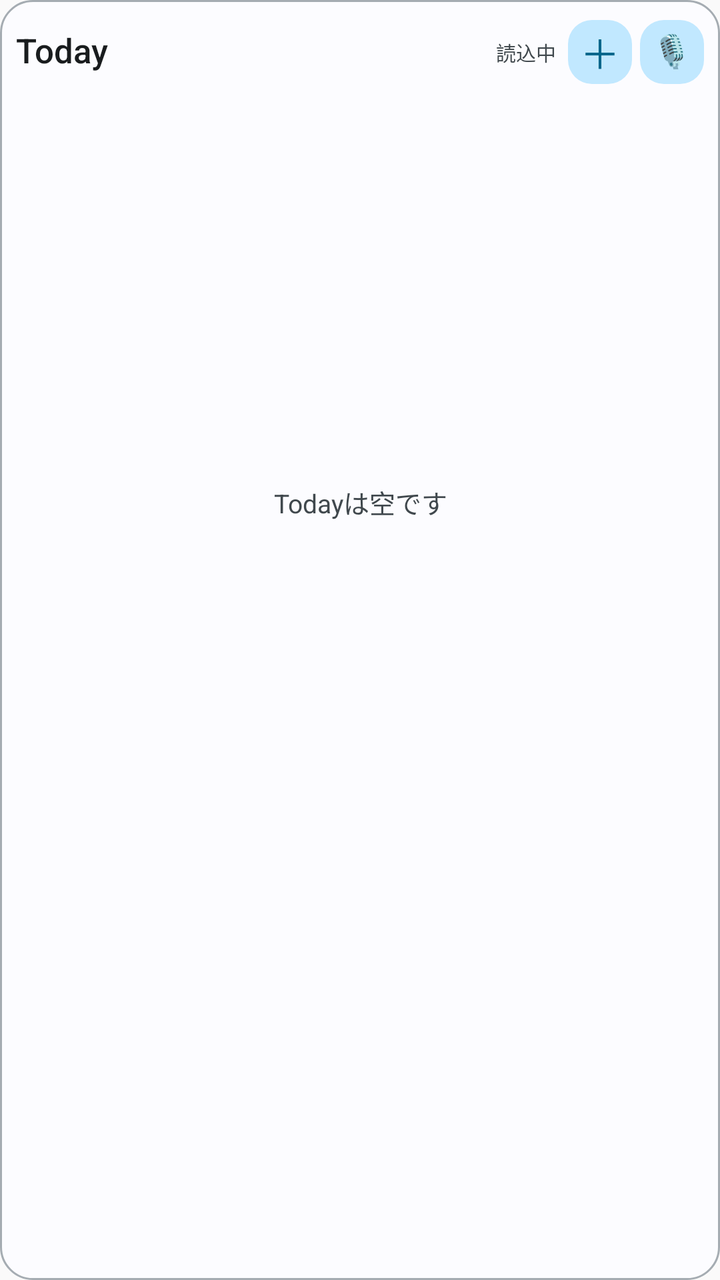
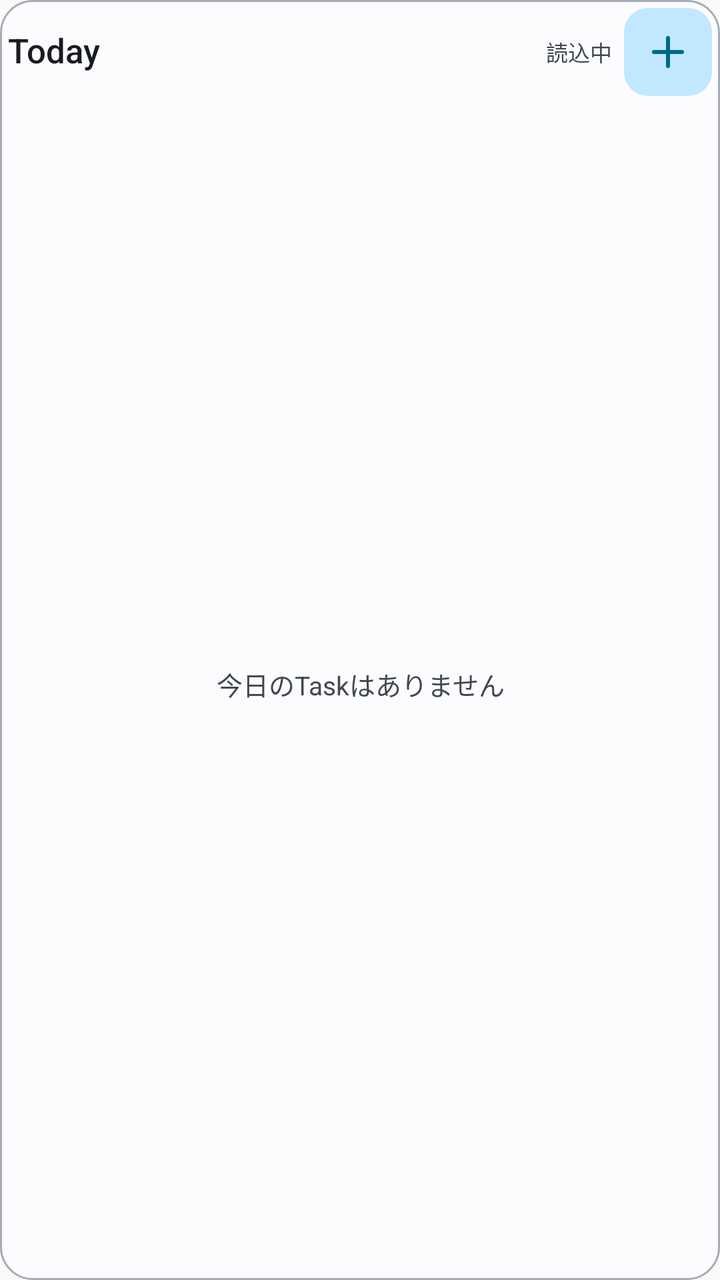

An Android layout rendered at two revisions. The XML below is the earlier revision; the diff shows what the commit changed to produce the second picture.
<!-- AndroidManifest.xml: application theme Theme.TaskenCompanion -->
<!-- res/layout/tasken_today_widget_large.xml -->
<?xml version="1.0" encoding="utf-8"?>
<LinearLayout xmlns:android="http://schemas.android.com/apk/res/android"
    android:layout_width="match_parent"
    android:layout_height="match_parent"
    android:background="@drawable/tasken_widget_background"
    android:orientation="vertical"
    android:padding="8dp">

    <LinearLayout
        android:id="@+id/widget_header"
        android:layout_width="match_parent"
        android:layout_height="36dp"
        android:gravity="center_vertical"
        android:orientation="horizontal">

        <TextView
            android:id="@+id/widget_open_today"
            android:layout_width="wrap_content"
            android:layout_height="match_parent"
            android:fontFamily="sans-serif-medium"
            android:gravity="center_vertical"
            android:includeFontPadding="false"
            android:text="Today"
            android:textColor="@color/tasken_widget_on_surface"
            android:textSize="17sp" />

        <TextView
            android:id="@+id/widget_count"
            android:layout_width="0dp"
            android:layout_height="match_parent"
            android:layout_marginStart="8dp"
            android:layout_weight="1"
            android:gravity="center_vertical"
            android:includeFontPadding="false"
            android:textColor="@color/tasken_widget_on_surface_variant"
            android:textSize="11sp" />

        <TextView
            android:id="@+id/widget_status"
            android:layout_width="wrap_content"
            android:layout_height="match_parent"
            android:ellipsize="end"
            android:gravity="center_vertical"
            android:includeFontPadding="false"
            android:maxLines="1"
            android:text="読込中"
            android:textColor="@color/tasken_widget_on_surface_variant"
            android:textSize="10sp" />

        <TextView
            android:id="@+id/widget_add"
            android:layout_width="32dp"
            android:layout_height="32dp"
            android:layout_marginStart="6dp"
            android:background="@drawable/tasken_widget_action_background"
            android:contentDescription="Taskを追加"
            android:gravity="center"
            android:includeFontPadding="false"
            android:text="＋"
            android:textColor="@color/tasken_widget_primary"
            android:textSize="20sp" />

        <TextView
            android:id="@+id/widget_voice"
            android:layout_width="32dp"
            android:layout_height="32dp"
            android:layout_marginStart="4dp"
            android:background="@drawable/tasken_widget_action_background"
            android:contentDescription="音声でTaskを追加"
            android:gravity="center"
            android:includeFontPadding="false"
            android:text="🎙"
            android:textColor="@color/tasken_widget_primary"
            android:textSize="16sp" />
    </LinearLayout>

    <TextView
        android:id="@+id/widget_empty"
        android:layout_width="match_parent"
        android:layout_height="0dp"
        android:layout_weight="1"
        android:gravity="center"
        android:includeFontPadding="false"
        android:text="Todayは空です"
        android:textColor="@color/tasken_widget_on_surface_variant"
        android:textSize="13sp" />

    <LinearLayout android:id="@+id/widget_task_1" android:layout_width="match_parent" android:layout_height="29dp" android:gravity="center_vertical" android:orientation="horizontal">
        <TextView android:id="@+id/widget_task_1_button" android:layout_width="28dp" android:layout_height="28dp" android:contentDescription="Taskの状態を切り替え" android:gravity="center" android:includeFontPadding="false" android:textColor="@color/tasken_widget_primary" android:textSize="16sp" />
        <TextView android:id="@+id/widget_task_1_title" android:layout_width="0dp" android:layout_height="match_parent" android:layout_weight="1" android:ellipsize="end" android:gravity="center_vertical" android:includeFontPadding="false" android:maxLines="1" android:textColor="@color/tasken_widget_on_surface" android:textSize="12sp" />
    </LinearLayout>

    <LinearLayout android:id="@+id/widget_task_2" android:layout_width="match_parent" android:layout_height="29dp" android:gravity="center_vertical" android:orientation="horizontal">
        <TextView android:id="@+id/widget_task_2_button" android:layout_width="28dp" android:layout_height="28dp" android:contentDescription="Taskの状態を切り替え" android:gravity="center" android:includeFontPadding="false" android:textColor="@color/tasken_widget_primary" android:textSize="16sp" />
        <TextView android:id="@+id/widget_task_2_title" android:layout_width="0dp" android:layout_height="match_parent" android:layout_weight="1" android:ellipsize="end" android:gravity="center_vertical" android:includeFontPadding="false" android:maxLines="1" android:textColor="@color/tasken_widget_on_surface" android:textSize="12sp" />
    </LinearLayout>

    <LinearLayout android:id="@+id/widget_task_3" android:layout_width="match_parent" android:layout_height="29dp" android:gravity="center_vertical" android:orientation="horizontal">
        <TextView android:id="@+id/widget_task_3_button" android:layout_width="28dp" android:layout_height="28dp" android:contentDescription="Taskの状態を切り替え" android:gravity="center" android:includeFontPadding="false" android:textColor="@color/tasken_widget_primary" android:textSize="16sp" />
        <TextView android:id="@+id/widget_task_3_title" android:layout_width="0dp" android:layout_height="match_parent" android:layout_weight="1" android:ellipsize="end" android:gravity="center_vertical" android:includeFontPadding="false" android:maxLines="1" android:textColor="@color/tasken_widget_on_surface" android:textSize="12sp" />
    </LinearLayout>

    <LinearLayout android:id="@+id/widget_task_4" android:layout_width="match_parent" android:layout_height="29dp" android:gravity="center_vertical" android:orientation="horizontal">
        <TextView android:id="@+id/widget_task_4_button" android:layout_width="28dp" android:layout_height="28dp" android:contentDescription="Taskの状態を切り替え" android:gravity="center" android:includeFontPadding="false" android:textColor="@color/tasken_widget_primary" android:textSize="16sp" />
        <TextView android:id="@+id/widget_task_4_title" android:layout_width="0dp" android:layout_height="match_parent" android:layout_weight="1" android:ellipsize="end" android:gravity="center_vertical" android:includeFontPadding="false" android:maxLines="1" android:textColor="@color/tasken_widget_on_surface" android:textSize="12sp" />
    </LinearLayout>

    <LinearLayout android:id="@+id/widget_task_5" android:layout_width="match_parent" android:layout_height="29dp" android:gravity="center_vertical" android:orientation="horizontal">
        <TextView android:id="@+id/widget_task_5_button" android:layout_width="28dp" android:layout_height="28dp" android:contentDescription="Taskの状態を切り替え" android:gravity="center" android:includeFontPadding="false" android:textColor="@color/tasken_widget_primary" android:textSize="16sp" />
        <TextView android:id="@+id/widget_task_5_title" android:layout_width="0dp" android:layout_height="match_parent" android:layout_weight="1" android:ellipsize="end" android:gravity="center_vertical" android:includeFontPadding="false" android:maxLines="1" android:textColor="@color/tasken_widget_on_surface" android:textSize="12sp" />
    </LinearLayout>

    <LinearLayout android:id="@+id/widget_task_6" android:layout_width="match_parent" android:layout_height="29dp" android:gravity="center_vertical" android:orientation="horizontal">
        <TextView android:id="@+id/widget_task_6_button" android:layout_width="28dp" android:layout_height="28dp" android:contentDescription="Taskの状態を切り替え" android:gravity="center" android:includeFontPadding="false" android:textColor="@color/tasken_widget_primary" android:textSize="16sp" />
        <TextView android:id="@+id/widget_task_6_title" android:layout_width="0dp" android:layout_height="match_parent" android:layout_weight="1" android:ellipsize="end" android:gravity="center_vertical" android:includeFontPadding="false" android:maxLines="1" android:textColor="@color/tasken_widget_on_surface" android:textSize="12sp" />
    </LinearLayout>
</LinearLayout>
<!-- resources referenced by this layout -->
<resources>
  <color name="tasken_widget_on_surface">#2B2021</color>
  <color name="tasken_widget_on_surface_variant">#74676A</color>
  <color name="tasken_widget_primary">#8A2F3B</color>
  <!-- drawable tasken_widget_action_background (drawable) -->
  <?xml version="1.0" encoding="utf-8"?>
  <shape xmlns:android="http://schemas.android.com/apk/res/android" android:shape="rectangle">
      <solid android:color="@color/tasken_widget_primary_container" />
      <corners android:radius="12dp" />
  </shape>
  <!-- drawable tasken_widget_background (drawable) -->
  <?xml version="1.0" encoding="utf-8"?>
  <shape xmlns:android="http://schemas.android.com/apk/res/android" android:shape="rectangle">
      <solid android:color="@color/tasken_widget_surface" />
      <corners android:radius="16dp" />
      <stroke android:width="1dp" android:color="@color/tasken_widget_outline" />
  </shape>
  <style name="Theme.TaskenCompanion" parent="android:style/Theme.Material.Light.NoActionBar" />
  <color name="tasken_widget_primary_container">#F7D9DE</color>
  <color name="tasken_widget_surface">#FFF9F2</color>
  <color name="tasken_widget_outline">#E8DCDD</color>
</resources>

<!-- the commit's change to res/layout/tasken_today_widget_large.xml (unified diff, before → after) -->
@@ -4,12 +4,12 @@
     android:layout_height="match_parent"
     android:background="@drawable/tasken_widget_background"
     android:orientation="vertical"
-    android:padding="8dp">
+    android:padding="4dp">
 
     <LinearLayout
         android:id="@+id/widget_header"
         android:layout_width="match_parent"
-        android:layout_height="36dp"
+        android:layout_height="44dp"
         android:gravity="center_vertical"
         android:orientation="horizontal">
 
@@ -37,41 +37,28 @@
 
         <TextView
             android:id="@+id/widget_status"
-            android:layout_width="wrap_content"
+            android:layout_width="0dp"
             android:layout_height="match_parent"
+            android:layout_weight="1"
             android:ellipsize="end"
-            android:gravity="center_vertical"
+            android:gravity="center_vertical|end"
             android:includeFontPadding="false"
             android:maxLines="1"
             android:text="読込中"
             android:textColor="@color/tasken_widget_on_surface_variant"
-            android:textSize="10sp" />
+            android:textSize="11sp" />
 
-        <TextView
+        <ImageView
             android:id="@+id/widget_add"
-            android:layout_width="32dp"
-            android:layout_height="32dp"
+            android:layout_width="44dp"
+            android:layout_height="44dp"
             android:layout_marginStart="6dp"
             android:background="@drawable/tasken_widget_action_background"
             android:contentDescription="Taskを追加"
-            android:gravity="center"
-            android:includeFontPadding="false"
-            android:text="＋"
-            android:textColor="@color/tasken_widget_primary"
-            android:textSize="20sp" />
-
-        <TextView
-            android:id="@+id/widget_voice"
-            android:layout_width="32dp"
-            android:layout_height="32dp"
-            android:layout_marginStart="4dp"
-            android:background="@drawable/tasken_widget_action_background"
-            android:contentDescription="音声でTaskを追加"
-            android:gravity="center"
-            android:includeFontPadding="false"
-            android:text="🎙"
-            android:textColor="@color/tasken_widget_primary"
-            android:textSize="16sp" />
+            android:padding="10dp"
+            android:scaleType="centerInside"
+            android:src="@drawable/ic_tabler_plus"
+            android:tint="@color/tasken_widget_primary" />
     </LinearLayout>
 
     <TextView
@@ -81,37 +68,37 @@
         android:layout_weight="1"
         android:gravity="center"
         android:includeFontPadding="false"
-        android:text="Todayは空です"
+        android:text="今日のTaskはありません"
         android:textColor="@color/tasken_widget_on_surface_variant"
         android:textSize="13sp" />
 
-    <LinearLayout android:id="@+id/widget_task_1" android:layout_width="match_parent" android:layout_height="29dp" android:gravity="center_vertical" android:orientation="horizontal">
-        <TextView android:id="@+id/widget_task_1_button" android:layout_width="28dp" android:layout_height="28dp" android:contentDescription="Taskの状態を切り替え" android:gravity="center" android:includeFontPadding="false" android:textColor="@color/tasken_widget_primary" android:textSize="16sp" />
+    <LinearLayout android:id="@+id/widget_task_1" android:layout_width="match_parent" android:layout_height="44dp" android:gravity="center_vertical" android:orientation="horizontal" android:visibility="gone">
+        <ImageView android:id="@+id/widget_task_1_button" android:layout_width="44dp" android:layout_height="44dp" android:contentDescription="Taskの状態を切り替え" android:padding="10dp" android:scaleType="centerInside" android:src="@drawable/ic_tabler_circle" android:tint="@color/tasken_widget_primary" />
         <TextView android:id="@+id/widget_task_1_title" android:layout_width="0dp" android:layout_height="match_parent" android:layout_weight="1" android:ellipsize="end" android:gravity="center_vertical" android:includeFontPadding="false" android:maxLines="1" android:textColor="@color/tasken_widget_on_surface" android:textSize="12sp" />
     </LinearLayout>
 
-    <LinearLayout android:id="@+id/widget_task_2" android:layout_width="match_parent" android:layout_height="29dp" android:gravity="center_vertical" android:orientation="horizontal">
-        <TextView android:id="@+id/widget_task_2_button" android:layout_width="28dp" android:layout_height="28dp" android:contentDescription="Taskの状態を切り替え" android:gravity="center" android:includeFontPadding="false" android:textColor="@color/tasken_widget_primary" android:textSize="16sp" />
+    <LinearLayout android:id="@+id/widget_task_2" android:layout_width="match_parent" android:layout_height="44dp" android:gravity="center_vertical" android:orientation="horizontal" android:visibility="gone">
+        <ImageView android:id="@+id/widget_task_2_button" android:layout_width="44dp" android:layout_height="44dp" android:contentDescription="Taskの状態を切り替え" android:padding="10dp" android:scaleType="centerInside" android:src="@drawable/ic_tabler_circle" android:tint="@color/tasken_widget_primary" />
         <TextView android:id="@+id/widget_task_2_title" android:layout_width="0dp" android:layout_height="match_parent" android:layout_weight="1" android:ellipsize="end" android:gravity="center_vertical" android:includeFontPadding="false" android:maxLines="1" android:textColor="@color/tasken_widget_on_surface" android:textSize="12sp" />
     </LinearLayout>
 
-    <LinearLayout android:id="@+id/widget_task_3" android:layout_width="match_parent" android:layout_height="29dp" android:gravity="center_vertical" android:orientation="horizontal">
-        <TextView android:id="@+id/widget_task_3_button" android:layout_width="28dp" android:layout_height="28dp" android:contentDescription="Taskの状態を切り替え" android:gravity="center" android:includeFontPadding="false" android:textColor="@color/tasken_widget_primary" android:textSize="16sp" />
+    <LinearLayout android:id="@+id/widget_task_3" android:layout_width="match_parent" android:layout_height="44dp" android:gravity="center_vertical" android:orientation="horizontal" android:visibility="gone">
+        <ImageView android:id="@+id/widget_task_3_button" android:layout_width="44dp" android:layout_height="44dp" android:contentDescription="Taskの状態を切り替え" android:padding="10dp" android:scaleType="centerInside" android:src="@drawable/ic_tabler_circle" android:tint="@color/tasken_widget_primary" />
         <TextView android:id="@+id/widget_task_3_title" android:layout_width="0dp" android:layout_height="match_parent" android:layout_weight="1" android:ellipsize="end" android:gravity="center_vertical" android:includeFontPadding="false" android:maxLines="1" android:textColor="@color/tasken_widget_on_surface" android:textSize="12sp" />
     </LinearLayout>
 
-    <LinearLayout android:id="@+id/widget_task_4" android:layout_width="match_parent" android:layout_height="29dp" android:gravity="center_vertical" android:orientation="horizontal">
-        <TextView android:id="@+id/widget_task_4_button" android:layout_width="28dp" android:layout_height="28dp" android:contentDescription="Taskの状態を切り替え" android:gravity="center" android:includeFontPadding="false" android:textColor="@color/tasken_widget_primary" android:textSize="16sp" />
+    <LinearLayout android:id="@+id/widget_task_4" android:layout_width="match_parent" android:layout_height="44dp" android:gravity="center_vertical" android:orientation="horizontal" android:visibility="gone">
+        <ImageView android:id="@+id/widget_task_4_button" android:layout_width="44dp" android:layout_height="44dp" android:contentDescription="Taskの状態を切り替え" android:padding="10dp" android:scaleType="centerInside" android:src="@drawable/ic_tabler_circle" android:tint="@color/tasken_widget_primary" />
         <TextView android:id="@+id/widget_task_4_title" android:layout_width="0dp" android:layout_height="match_parent" android:layout_weight="1" android:ellipsize="end" android:gravity="center_vertical" android:includeFontPadding="false" android:maxLines="1" android:textColor="@color/tasken_widget_on_surface" android:textSize="12sp" />
     </LinearLayout>
 
-    <LinearLayout android:id="@+id/widget_task_5" android:layout_width="match_parent" android:layout_height="29dp" android:gravity="center_vertical" android:orientation="horizontal">
-        <TextView android:id="@+id/widget_task_5_button" android:layout_width="28dp" android:layout_height="28dp" android:contentDescription="Taskの状態を切り替え" android:gravity="center" android:includeFontPadding="false" android:textColor="@color/tasken_widget_primary" android:textSize="16sp" />
+    <LinearLayout android:id="@+id/widget_task_5" android:layout_width="match_parent" android:layout_height="44dp" android:gravity="center_vertical" android:orientation="horizontal" android:visibility="gone">
+        <ImageView android:id="@+id/widget_task_5_button" android:layout_width="44dp" android:layout_height="44dp" android:contentDescription="Taskの状態を切り替え" android:padding="10dp" android:scaleType="centerInside" android:src="@drawable/ic_tabler_circle" android:tint="@color/tasken_widget_primary" />
         <TextView android:id="@+id/widget_task_5_title" android:layout_width="0dp" android:layout_height="match_parent" android:layout_weight="1" android:ellipsize="end" android:gravity="center_vertical" android:includeFontPadding="false" android:maxLines="1" android:textColor="@color/tasken_widget_on_surface" android:textSize="12sp" />
     </LinearLayout>
 
-    <LinearLayout android:id="@+id/widget_task_6" android:layout_width="match_parent" android:layout_height="29dp" android:gravity="center_vertical" android:orientation="horizontal">
-        <TextView android:id="@+id/widget_task_6_button" android:layout_width="28dp" android:layout_height="28dp" android:contentDescription="Taskの状態を切り替え" android:gravity="center" android:includeFontPadding="false" android:textColor="@color/tasken_widget_primary" android:textSize="16sp" />
+    <LinearLayout android:id="@+id/widget_task_6" android:layout_width="match_parent" android:layout_height="44dp" android:gravity="center_vertical" android:orientation="horizontal" android:visibility="gone">
+        <ImageView android:id="@+id/widget_task_6_button" android:layout_width="44dp" android:layout_height="44dp" android:contentDescription="Taskの状態を切り替え" android:padding="10dp" android:scaleType="centerInside" android:src="@drawable/ic_tabler_circle" android:tint="@color/tasken_widget_primary" />
         <TextView android:id="@+id/widget_task_6_title" android:layout_width="0dp" android:layout_height="match_parent" android:layout_weight="1" android:ellipsize="end" android:gravity="center_vertical" android:includeFontPadding="false" android:maxLines="1" android:textColor="@color/tasken_widget_on_surface" android:textSize="12sp" />
     </LinearLayout>
 </LinearLayout>
<!-- resource entries referenced after the edit -->
@@ -3,6 +3,36 @@
   <color name="tasken_widget_on_surface">#2B2021</color>
   <color name="tasken_widget_on_surface_variant">#74676A</color>
   <color name="tasken_widget_primary">#8A2F3B</color>
+  <!-- drawable ic_tabler_circle (drawable) -->
+  <?xml version="1.0" encoding="utf-8"?>
+  <vector xmlns:android="http://schemas.android.com/apk/res/android"
+      android:width="24dp"
+      android:height="24dp"
+      android:viewportWidth="24"
+      android:viewportHeight="24">
+      <path
+          android:fillColor="@android:color/transparent"
+          android:pathData="M3,12a9,9 0,1 0,18,0a9,9 0,1 0,-18,0"
+          android:strokeColor="#FF000000"
+          android:strokeLineCap="round"
+          android:strokeLineJoin="round"
+          android:strokeWidth="2" />
+  </vector>
+  <!-- drawable ic_tabler_plus (drawable) -->
+  <?xml version="1.0" encoding="utf-8"?>
+  <vector xmlns:android="http://schemas.android.com/apk/res/android"
+      android:width="24dp"
+      android:height="24dp"
+      android:viewportWidth="24"
+      android:viewportHeight="24">
+      <path
+          android:fillColor="@android:color/transparent"
+          android:pathData="M12,5v14M5,12h14"
+          android:strokeColor="#FF000000"
+          android:strokeLineCap="round"
+          android:strokeLineJoin="round"
+          android:strokeWidth="2" />
+  </vector>
   <!-- drawable tasken_widget_action_background (drawable) -->
   <?xml version="1.0" encoding="utf-8"?>
   <shape xmlns:android="http://schemas.android.com/apk/res/android" android:shape="rectangle">
